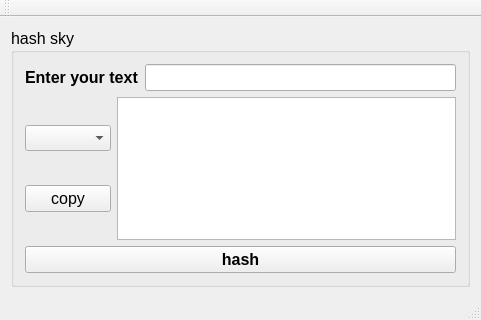
The window that hash-sky/mainwindow.ui (i-am-vance/hash-sky) describes before a commit, drawn with Qt 5.
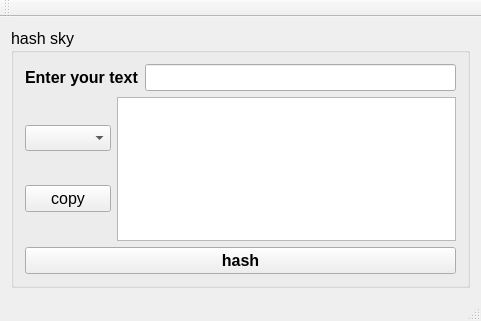
The same window after the commit.

Commit message: update main source add copy pushButton

What changed in the file:
```diff
--- a/hash-sky/mainwindow.ui
+++ b/hash-sky/mainwindow.ui
@@ -7,7 +7,7 @@
     <x>0</x>
     <y>0</y>
     <width>481</width>
-    <height>320</height>
+    <height>321</height>
    </rect>
   </property>
   <property name="windowTitle">
```
The commit also changes 2 other files.
